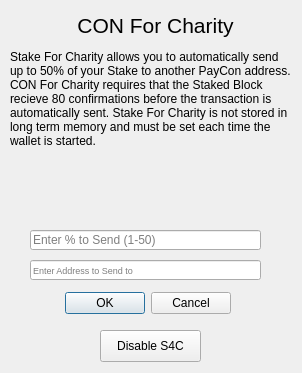
Above: src/qt/forms/charitydialog.ui from prodigal-son/DigitalGold before the change. Below: the same form after it.
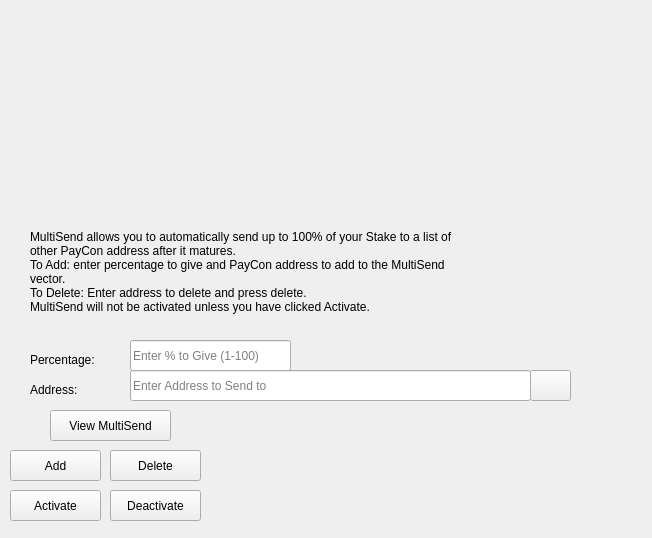
That is the form after the change. Icons and pictures are not drawn.

Commit message: Multi-Send GUI

What changed in the file:
```diff
--- a/src/qt/forms/charitydialog.ui
+++ b/src/qt/forms/charitydialog.ui
@@ -1,115 +1,67 @@
 <?xml version="1.0" encoding="UTF-8"?>
 <ui version="4.0">
- <class>charityDialog</class>
- <widget class="QDialog" name="charityDialog">
+ <class>StakeForCharityDialog</class>
+ <widget class="QWidget" name="StakeForCharityDialog">
+  <property name="windowModality">
+   <enum>Qt::NonModal</enum>
+  </property>
   <property name="geometry">
    <rect>
     <x>0</x>
     <y>0</y>
-    <width>302</width>
-    <height>373</height>
+    <width>652</width>
+    <height>538</height>
    </rect>
   </property>
   <property name="windowTitle">
    <string>S4C</string>
   </property>
-  <widget class="QDialogButtonBox" name="buttonBox">
-   <property name="geometry">
-    <rect>
-     <x>60</x>
-     <y>290</y>
-     <width>176</width>
-     <height>27</height>
-    </rect>
-   </property>
-   <property name="sizePolicy">
-    <sizepolicy hsizetype="Minimum" vsizetype="Fixed">
-     <horstretch>0</horstretch>
-     <verstretch>0</verstretch>
-    </sizepolicy>
-   </property>
-   <property name="layoutDirection">
-    <enum>Qt::LeftToRight</enum>
-   </property>
-   <property name="orientation">
-    <enum>Qt::Horizontal</enum>
-   </property>
-   <property name="standardButtons">
-    <set>QDialogButtonBox::Cancel|QDialogButtonBox::Ok</set>
-   </property>
-   <property name="centerButtons">
-    <bool>true</bool>
-   </property>
-  </widget>
   <widget class="QLineEdit" name="charityPercentEdit">
    <property name="geometry">
     <rect>
-     <x>30</x>
-     <y>230</y>
-     <width>231</width>
-     <height>20</height>
+     <x>130</x>
+     <y>340</y>
+     <width>161</width>
+     <height>31</height>
     </rect>
    </property>
    <property name="placeholderText">
-    <string>Enter % to Send (1-50)</string>
+    <string>Enter % to Give (1-100)</string>
    </property>
   </widget>
   <widget class="QLineEdit" name="charityAddressEdit">
    <property name="geometry">
     <rect>
-     <x>30</x>
-     <y>260</y>
-     <width>231</width>
-     <height>20</height>
+     <x>130</x>
+     <y>370</y>
+     <width>401</width>
+     <height>31</height>
     </rect>
    </property>
-   <property name="font">
-    <font>
-     <pointsize>7</pointsize>
-    </font>
+   <property name="toolTip">
+    <string/>
    </property>
    <property name="placeholderText">
     <string>Enter Address to Send to</string>
    </property>
   </widget>
-  <widget class="QLabel" name="label">
+  <widget class="QLabel" name="label_12">
    <property name="geometry">
     <rect>
      <x>30</x>
-     <y>10</y>
-     <width>251</width>
-     <height>31</height>
-    </rect>
-   </property>
-   <property name="font">
-    <font>
-     <pointsize>16</pointsize>
-    </font>
-   </property>
-   <property name="text">
-    <string>CON For Charity</string>
-   </property>
-   <property name="scaledContents">
-    <bool>false</bool>
-   </property>
-   <property name="alignment">
-    <set>Qt::AlignCenter</set>
-   </property>
-  </widget>
-  <widget class="QLabel" name="label_2">
-   <property name="geometry">
-    <rect>
-     <x>10</x>
-     <y>50</y>
-     <width>281</width>
-     <height>151</height>
+     <y>230</y>
+     <width>451</width>
+     <height>121</height>
     </rect>
    </property>
    <property name="lineWidth">
     <number>1</number>
    </property>
    <property name="text">
-    <string>Stake For Charity allows you to automatically send up to 50% of your Stake to another PayCon address.  CON For Charity requires that the Staked Block recieve 80 confirmations before the transaction is automatically sent. Stake For Charity is not stored in long term memory and must be set each time the wallet is started. </string>
+    <string>MultiSend allows you to automatically send up to 100% of your Stake to a list of other PayCon address after it matures.
+To Add: enter percentage to give and PayCon address to add to the MultiSend vector. 
+To Delete: Enter address to delete and press delete.
+MultiSend will not be activated unless you have clicked Activate.</string>
    </property>
    <property name="alignment">
     <set>Qt::AlignLeading|Qt::AlignLeft|Qt::AlignTop</set>
@@ -118,20 +70,180 @@
     <bool>true</bool>
    </property>
   </widget>
-  <widget class="QPushButton" name="pushButton">
+  <widget class="QLabel" name="message">
    <property name="geometry">
     <rect>
-     <x>100</x>
-     <y>330</y>
-     <width>101</width>
-     <height>32</height>
+     <x>210</x>
+     <y>430</y>
+     <width>381</width>
+     <height>91</height>
     </rect>
    </property>
-   <property name="layoutDirection">
-    <enum>Qt::LeftToRight</enum>
+   <property name="text">
+    <string/>
    </property>
+  </widget>
+  <widget class="QPushButton" name="addButton">
+   <property name="geometry">
+    <rect>
+     <x>10</x>
+     <y>450</y>
+     <width>91</width>
+     <height>31</height>
+    </rect>
+   </property>
+   <property name="toolTip">
+    <string/>
+   </property>
+   <property name="statusTip">
+    <string>Add to MultiSend Vector</string>
+   </property>
    <property name="text">
-    <string>Disable S4C</string>
+    <string>Add</string>
+   </property>
+  </widget>
+  <widget class="QPushButton" name="disableButton">
+   <property name="geometry">
+    <rect>
+     <x>110</x>
+     <y>490</y>
+     <width>91</width>
+     <height>31</height>
+    </rect>
+   </property>
+   <property name="statusTip">
+    <string>Deactivate MultiSend</string>
+   </property>
+   <property name="text">
+    <string>Deactivate</string>
+   </property>
+  </widget>
+  <widget class="QPushButton" name="addressBookButton">
+   <property name="geometry">
+    <rect>
+     <x>530</x>
+     <y>370</y>
+     <width>41</width>
+     <height>31</height>
+    </rect>
+   </property>
+   <property name="toolTip">
+    <string>Choose an address from the address book</string>
+   </property>
+   <property name="text">
+    <string/>
+   </property>
+   <property name="icon">
+    <iconset resource="../bitcoin.qrc">
+     <normaloff>:/icons/address-book</normaloff>:/icons/address-book</iconset>
+   </property>
+   <property name="shortcut">
+    <string>Alt+A</string>
+   </property>
+   <property name="autoDefault">
+    <bool>false</bool>
+   </property>
+  </widget>
+  <widget class="QLabel" name="label">
+   <property name="geometry">
+    <rect>
+     <x>30</x>
+     <y>350</y>
+     <width>91</width>
+     <height>20</height>
+    </rect>
+   </property>
+   <property name="toolTip">
+    <string>Percentage of stake to send</string>
+   </property>
+   <property name="text">
+    <string>Percentage:</string>
+   </property>
+  </widget>
+  <widget class="QLabel" name="label_5">
+   <property name="geometry">
+    <rect>
+     <x>30</x>
+     <y>380</y>
+     <width>91</width>
+     <height>20</height>
+    </rect>
+   </property>
+   <property name="toolTip">
+    <string>Address to send portion of stake to</string>
+   </property>
+   <property name="text">
+    <string>Address:</string>
+   </property>
+  </widget>
+  <widget class="QPushButton" name="deleteButton">
+   <property name="geometry">
+    <rect>
+     <x>110</x>
+     <y>450</y>
+     <width>91</width>
+     <height>31</height>
+    </rect>
+   </property>
+   <property name="toolTip">
+    <string/>
+   </property>
+   <property name="statusTip">
+    <string>Delete Address From MultiSend Vector</string>
+   </property>
+   <property name="text">
+    <string>Delete</string>
+   </property>
+  </widget>
+  <widget class="QPushButton" name="activateButton">
+   <property name="geometry">
+    <rect>
+     <x>10</x>
+     <y>490</y>
+     <width>91</width>
+     <height>31</height>
+    </rect>
+   </property>
+   <property name="statusTip">
+    <string>Activate MultiSend</string>
+   </property>
+   <property name="text">
+    <string>Activate</string>
+   </property>
+  </widget>
+  <widget class="QPushButton" name="viewButton">
+   <property name="geometry">
+    <rect>
+     <x>50</x>
+     <y>410</y>
+     <width>121</width>
+     <height>31</height>
+    </rect>
+   </property>
+   <property name="toolTip">
+    <string/>
+   </property>
+   <property name="statusTip">
+    <string>View MultiSend Vector</string>
+   </property>
+   <property name="text">
+    <string>View MultiSend</string>
+   </property>
+  </widget>
+  <widget class="QLabel" name="imagelabel">
+   <property name="geometry">
+    <rect>
+     <x>160</x>
+     <y>10</y>
+     <width>231</width>
+     <height>211</height>
+    </rect>
+   </property>
+   <property name="styleSheet">
+    <string notr="true">image: url(:/icons/circuit);</string>
+   </property>
+   <property name="text">
+    <string/>
    </property>
   </widget>
  </widget>
```
Left out of the diff: 44 changed lines with no effect on the pictures. The commit also changes 11 other files.
